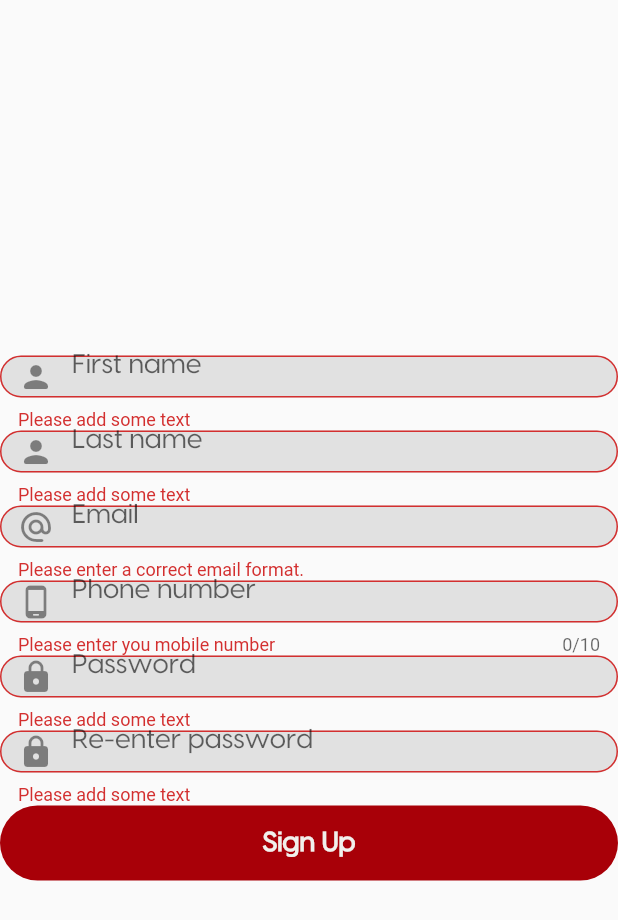
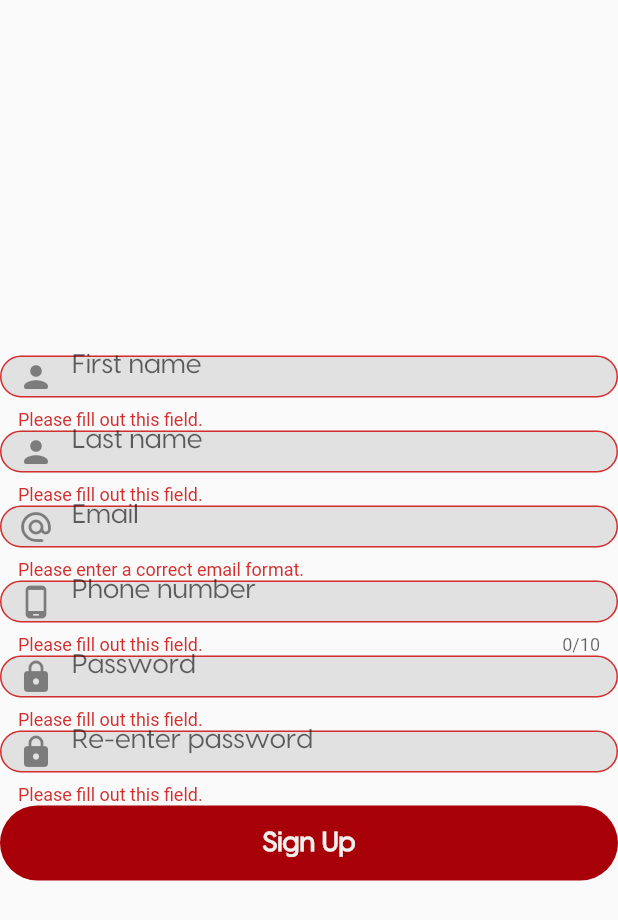
Before and after one commit to ledjoric/pennywise_app, a Flutter app: the SignUpView screen opened by its route, after a tap on "Sign Up", on a phone screen of 412 x 824 dp. Shown: the top 920 px of the screen. Run offline on Flutter 3.47's test engine with Material 2 defaults, Android fonts, the phone set to English and light mode, and no system bars; our stand-ins replace dio, firebase_auth, firebase_core, firebase_messaging, get, pinput; accounts and stored records are empty.

Commit message:
Added constant strings

```diff
--- a/lib/app/global/constants/strings.dart
+++ b/lib/app/global/constants/strings.dart
@@ -1,4 +1,5 @@
 // TEXTFIELD VALIDATION STRINGS
 const String emptyTextFieldError = 'Please fill out this field.';
+
 const String mobileNumberError =
     'The mobile number must be at least 10 characters.';
--- a/lib/app/modules/login/login_controller.dart
+++ b/lib/app/modules/login/login_controller.dart
@@ -34,7 +34,7 @@ class LoginController extends GetxController {
 
   String? textFieldValidate(String? value) {
     if (value == null || value.isEmpty) {
-      return 'Please enter some text';
+      return emptyTextFieldError;
     }
     return null;
   }
--- a/lib/app/modules/sign_up/sign_up_controller.dart
+++ b/lib/app/modules/sign_up/sign_up_controller.dart
@@ -1,5 +1,6 @@
 import 'package:flutter/material.dart';
 import 'package:get/get.dart';
+import 'package:pennywise_app/app/global/constants/strings.dart';
 import 'package:pennywise_app/app/models/register_data.dart';
 import 'package:pennywise_app/app/modules/verify_code/verify_controller.dart';
 import 'package:pennywise_app/app/routes/route_names.dart';
@@ -33,7 +34,7 @@ class SignUpController extends GetxController {
     if (value != password) {
       return 'Password did not match';
     } else if (value == null || value.isEmpty) {
-      return 'Please add some text';
+      return emptyTextFieldError;
     } else {
       return null;
     }
@@ -46,14 +47,14 @@ class SignUpController extends GetxController {
       emailError.value = '';
       return 'The email has already been taken.';
     } else if (value.isEmpty) {
-      return 'Please enter some text';
+      return emptyTextFieldError;
     }
     return null;
   }
 
   String? mobileValidate(String? value) {
     if (value!.isEmpty) {
-      return 'Please enter you mobile number';
+      return emptyTextFieldError;
     } else if (mobileError.isNotEmpty) {
       mobileError.value = '';
       return 'The mobile number has already been taken.';
@@ -67,7 +68,7 @@ class SignUpController extends GetxController {
 
   String? textFieldValidate(String? value) {
     if (value == null || value.isEmpty) {
-      return 'Please add some text';
+      return emptyTextFieldError;
     } else {
       return null;
     }
```
